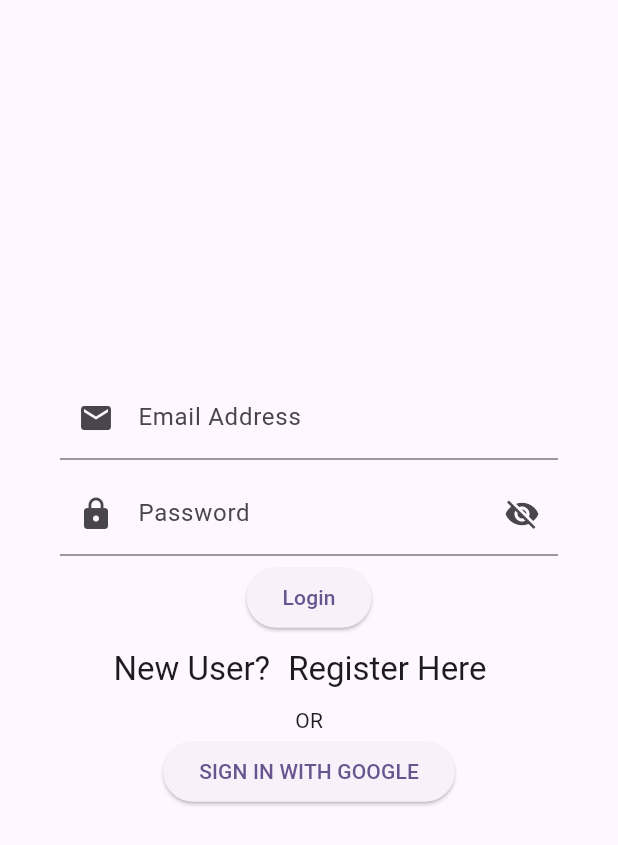
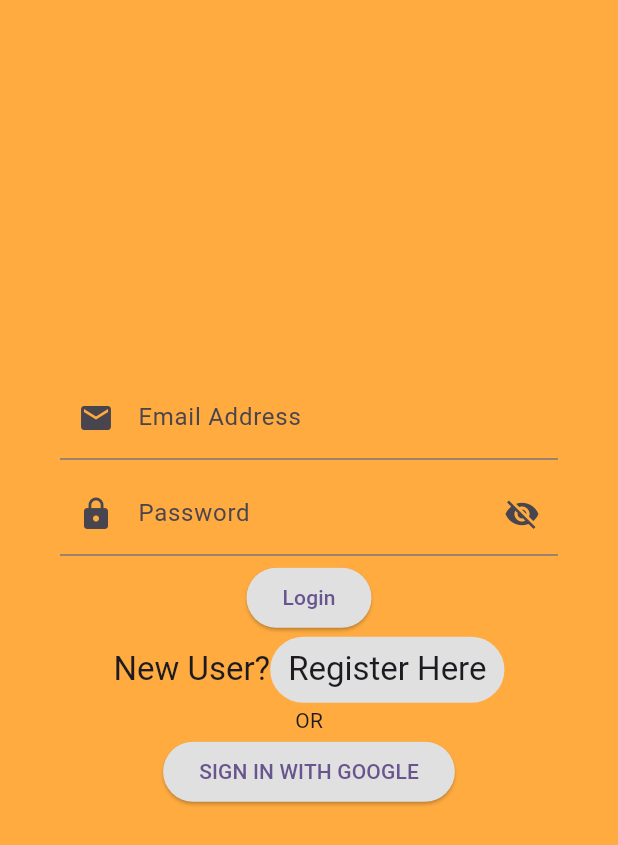
Before and after one commit to saif-dev-19/Ecom_User_App, a Flutter app: the screen it shows after launch, on a phone screen of 412 x 824 dp. Shown: the top 845 px of the screen. Run offline on Flutter 3.47's test engine with Material 2 defaults, Android fonts, the phone set to English and light mode, and no system bars; our stand-ins replace cached_network_image, cloud_firestore, firebase_auth, firebase_core, firebase_storage, flutter_easyloading and 3 more; accounts and stored records are empty.

Commit message:
Ecom User

```diff
--- a/lib/pages/login_screen.dart
+++ b/lib/pages/login_screen.dart
@@ -25,6 +25,7 @@ class _LoginScreenState extends State<LoginScreen> {
   @override
   Widget build(BuildContext context) {
     return Scaffold(
+      backgroundColor: Colors.orangeAccent.shade200,
       body:Form(
         key: _formKey,
         child: Center(
@@ -75,6 +76,7 @@ class _LoginScreenState extends State<LoginScreen> {
                 ),
               ),
               ElevatedButton(
+                style: ButtonStyle(backgroundColor:MaterialStateProperty.all(Colors.grey.shade300)),
                   onPressed: (){
                     _authenticate(true);
                   },
@@ -85,6 +87,8 @@ class _LoginScreenState extends State<LoginScreen> {
                 children: [
                   Text("New User?",style: Theme.of(context).textTheme.titleLarge,),
                   TextButton(
+
+                    style: ButtonStyle(backgroundColor:MaterialStateProperty.all(Colors.grey.shade300),shape: MaterialStateProperty.all(RoundedRectangleBorder(borderRadius: BorderRadius.all(Radius.circular(50))))),
                       onPressed: (){
                         _authenticate(false);
                       },
@@ -96,6 +100,7 @@ class _LoginScreenState extends State<LoginScreen> {
                 child: const Text("OR"),
               ),
               ElevatedButton(
+                style: ButtonStyle(backgroundColor:MaterialStateProperty.all(Colors.grey.shade300)),
                   onPressed: _googleSignIn,
                   child: const Text("SIGN IN WITH GOOGLE"),
               ),
```
